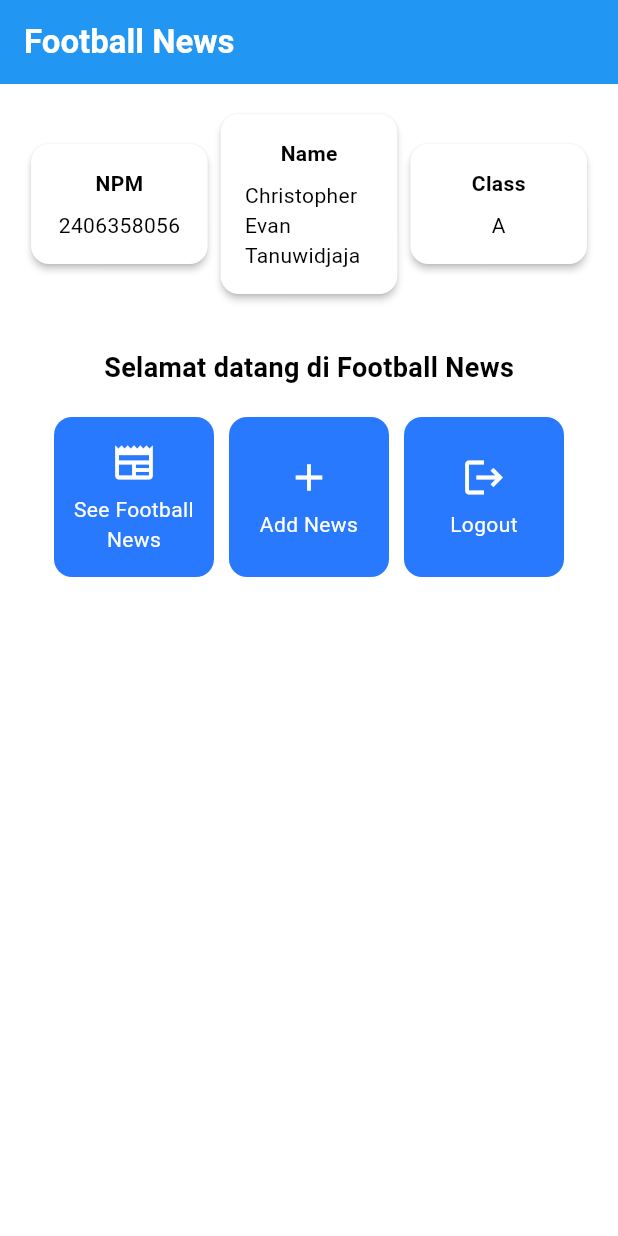
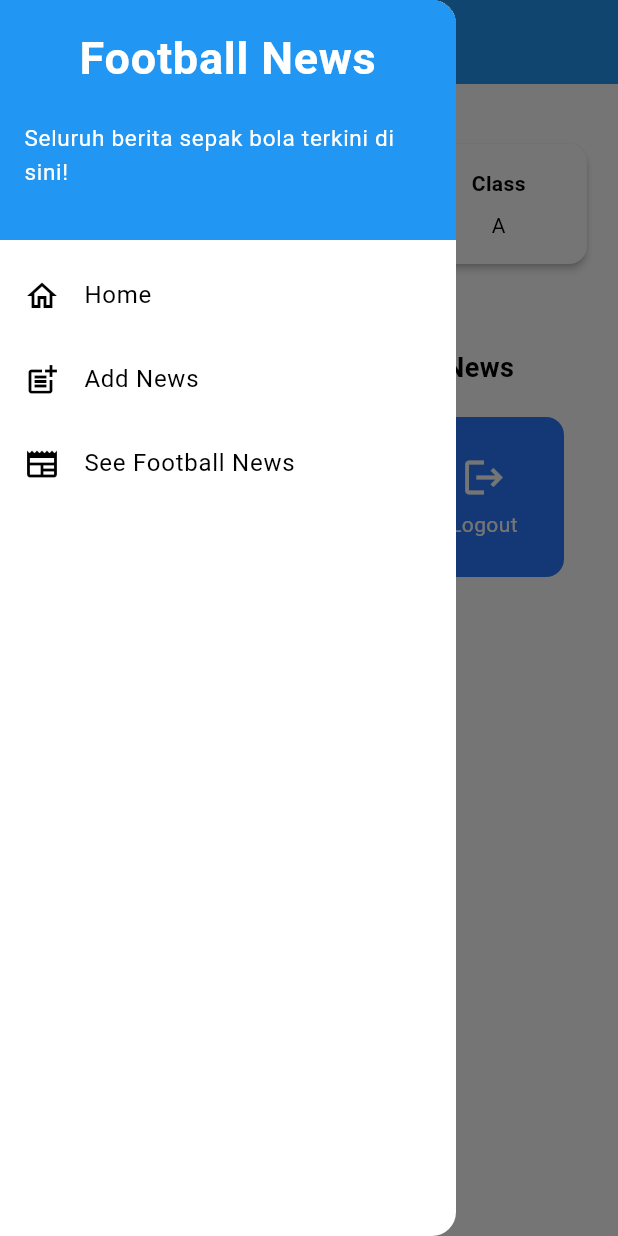
Before and after one commit to evan052006/football-news-mobile, a Flutter app: the screen it shows after launch, with the side drawer open (before the commit the screen has no drawer), on a phone screen of 412 x 824 dp. Run offline on Flutter 3.47's test engine with Material 3 defaults, Android fonts, the phone set to English and light mode, and no system bars.

Commit message:
Finished Tutorial 7

```diff
--- a/lib/main.dart
+++ b/lib/main.dart
@@ -1,5 +1,5 @@
 import 'package:flutter/material.dart';
-import 'package:football_news/menu.dart';
+import 'package:football_news/screens/menu.dart';
 
 void main() {
   runApp(const MyApp());
@@ -29,7 +29,9 @@ class MyApp extends StatelessWidget {
         //
         // This works for code too, not just values: Most code changes can be
         // tested with just a hot reload.
-        colorScheme: ColorScheme.fromSwatch(primarySwatch: Colors.blue).copyWith(secondary: Colors.blueAccent[400]),
+        colorScheme: ColorScheme.fromSwatch(
+          primarySwatch: Colors.blue,
+        ).copyWith(secondary: Colors.blueAccent[400]),
       ),
       home: MyHomePage(),
     );
--- a/lib/menu.dart
+++ b/lib/screens/menu.dart
@@ -1,28 +1,29 @@
 import 'package:flutter/material.dart';
+import 'package:football_news/widgets/left_drawer.dart';
+import 'package:football_news/widgets/item_card.dart';
+import 'package:football_news/widgets/info_card.dart';
 
 class MyHomePage extends StatelessWidget {
   final String nama = "Christopher Evan Tanuwidjaja";
   final String npm = "2406358056";
   final String kelas = "A";
-  static final List<ItemHomepage> items = [
+  final List<ItemHomepage> items = [
     ItemHomepage("See Football News", Icons.newspaper),
     ItemHomepage("Add News", Icons.add),
     ItemHomepage("Logout", Icons.logout),
   ];
-  const MyHomePage({super.key});
+  MyHomePage({super.key});
   @override
   Widget build(BuildContext context) {
     return Scaffold(
       appBar: AppBar(
         title: const Text(
           'Football News',
-          style: TextStyle(
-            color: Colors.white,
-            fontWeight: FontWeight.bold
-          ),
+          style: TextStyle(color: Colors.white, fontWeight: FontWeight.bold),
         ),
         backgroundColor: Theme.of(context).colorScheme.primary,
       ),
+      drawer: LeftDrawer(),
       body: Padding(
         padding: const EdgeInsets.all(16.0),
         child: Column(
@@ -48,7 +49,7 @@ class MyHomePage extends StatelessWidget {
                         fontWeight: FontWeight.bold,
                         fontSize: 18.0,
                       ),
-                    )
+                    ),
                   ),
                   GridView.count(
                     primary: true,
@@ -60,7 +61,7 @@ class MyHomePage extends StatelessWidget {
                     children: items.map((ItemHomepage item) {
                       return ItemCard(item);
                     }).toList(),
-                  )
+                  ),
                 ],
               ),
             ),
@@ -71,69 +72,9 @@ class MyHomePage extends StatelessWidget {
   }
 }
 
-class InfoCard extends StatelessWidget {
-  final String title;
-  final String content;
-  const InfoCard({super.key, required this.title, required this.content});
-
-  @override
-  Widget build(BuildContext context) {
-    return Card(
-      elevation: 2.0,
-      child: Container(
-        width: MediaQuery.of(context).size.width / 3.5,
-        padding: const EdgeInsets.all(16.0),
-        child: Column(
-          children: [
-            Text(
-              title,
-              style: const TextStyle(fontWeight: FontWeight.bold),
-            ),
-            const SizedBox(height: 8.0),
-            Text(content),
-          ],
-        ),
-      ),
-    );
-  }
-}
 
 class ItemHomepage {
   final String name;
   final IconData icon;
   ItemHomepage(this.name, this.icon);
 }
-
-class ItemCard extends StatelessWidget {
-  final ItemHomepage item;
-  const ItemCard(this.item, {super.key});
-
-  @override
-    Widget build(BuildContext context) {
-      return Material(
-        color: Theme.of(context).colorScheme.secondary,
-        borderRadius: BorderRadius.circular(12),
-        child: Container(
-          padding: const EdgeInsets.all(8),
-          child: Center(
-            child: Column(
-              mainAxisAlignment: MainAxisAlignment.center,
-              children: [
-                Icon(
-                  item.icon,
-                  color: Colors.white,
-                  size: 30.0,
-                ),
-                const Padding(padding: EdgeInsets.all(3)),
-                Text(
-                  item.name,
-                  textAlign: TextAlign.center,
-                  style: const TextStyle(color: Colors.white),
-                ),
-              ],
-            ),
-          ),
-        )
-      );
-    }
-}
--- /dev/null
+++ b/lib/widgets/info_card.dart
@@ -0,0 +1,24 @@
+import 'package:flutter/material.dart';
+
+class InfoCard extends StatelessWidget {
+  final String title;
+  final String content;
+  const InfoCard({super.key, required this.title, required this.content});
+  @override
+  Widget build(BuildContext context) {
+    return Card(
+      elevation: 2.0,
+      child: Container(
+        width: MediaQuery.of(context).size.width / 3.5,
+        padding: const EdgeInsets.all(16.0),
+        child: Column(
+          children: [
+            Text(title, style: const TextStyle(fontWeight: FontWeight.bold)),
+            const SizedBox(height: 8.0),
+            Text(content),
+          ],
+        ),
+      ),
+    );
+  }
+}
--- /dev/null
+++ b/lib/widgets/item_card.dart
@@ -0,0 +1,50 @@
+import 'package:flutter/material.dart';
+import 'package:football_news/screens/menu.dart';
+import 'package:football_news/screens/newslist_form.dart';
+
+class ItemCard extends StatelessWidget {
+  final ItemHomepage item;
+  const ItemCard(this.item, {super.key});
+  @override
+  Widget build(BuildContext context) {
+    return Material(
+      color: Theme.of(context).colorScheme.secondary,
+      borderRadius: BorderRadius.circular(12),
+      child: Container(
+        padding: const EdgeInsets.all(8),
+        child: InkWell(
+          onTap: () {
+            ScaffoldMessenger.of(context)
+              ..hideCurrentSnackBar()
+              ..showSnackBar(
+                SnackBar(
+                  content: Text("Kamu telah menekan tombol ${item.name}!"),
+                ),
+              );
+            // Navigate ke route yang sesuai (tergantung jenis tombol)
+            if (item.name == "Add News") {
+              Navigator.pushReplacement(
+                context,
+                MaterialPageRoute(builder: (context) => NewsFormPage()),
+              );
+            }
+          },
+          child: Center(
+            child: Column(
+              mainAxisAlignment: MainAxisAlignment.center,
+              children: [
+                Icon(item.icon, color: Colors.white, size: 30.0),
+                const Padding(padding: EdgeInsets.all(3)),
+                Text(
+                  item.name,
+                  textAlign: TextAlign.center,
+                  style: const TextStyle(color: Colors.white),
+                ),
+              ],
+            ),
+          ),
+        ),
+      ),
+    );
+  }
+}
--- /dev/null
+++ b/lib/widgets/left_drawer.dart
@@ -0,0 +1,76 @@
+import 'package:flutter/material.dart';
+import 'package:football_news/screens/menu.dart';
+import 'package:football_news/screens/newslist_form.dart';
+
+class LeftDrawer extends StatelessWidget {
+  const LeftDrawer({super.key});
+
+  @override
+  Widget build(BuildContext context) {
+    return Drawer(
+      child: ListView(
+        children: [
+          const DrawerHeader(
+            decoration: BoxDecoration(color: Colors.blue),
+            child: Column(
+              children: [
+                Text(
+                  'Football News',
+                  textAlign: TextAlign.center,
+                  style: TextStyle(
+                    fontSize: 30,
+                    fontWeight: FontWeight.bold,
+                    color: Colors.white,
+                  ),
+                ),
+                Padding(padding: EdgeInsets.all(10)),
+                Text(
+                  "Seluruh berita sepak bola terkini di sini!",
+                  style: TextStyle(
+                    fontSize: 15,
+                    color: Colors.white,
+                    fontWeight: FontWeight.normal,
+                  ),
+                ),
+              ],
+            ),
+          ),
+          ListTile(
+            leading: const Icon(Icons.home_outlined),
+            title: const Text('Home'),
+            // Bagian redirection ke MyHomePage
+            onTap: () {
+              Navigator.pushReplacement(
+                context,
+                MaterialPageRoute(builder: (context) => MyHomePage()),
+              );
+            },
+          ),
+          ListTile(
+            leading: const Icon(Icons.post_add),
+            title: const Text('Add News'),
+            // Bagian redirection ke NewsFormPage
+            onTap: () {
+              Navigator.pushReplacement(
+                context,
+                MaterialPageRoute(builder: (context) => NewsFormPage()),
+              );
+            },
+          ),
+          ListTile(
+            leading: const Icon(Icons.newspaper),
+            title: const Text('See Football News'),
+            // ListTile yang halaman view newsnya belum diimplementasikan
+            // Hanya akan redirect ke home
+            onTap: () {
+              Navigator.pushReplacement(
+                context,
+                MaterialPageRoute(builder: (context) => MyHomePage()),
+              );
+            },
+          ),
+        ],
+      ),
+    );
+  }
+}
```
Also changed, not shown: lib/screens/newslist_form.dart (added, +205 -0 lines), 1 other file.
